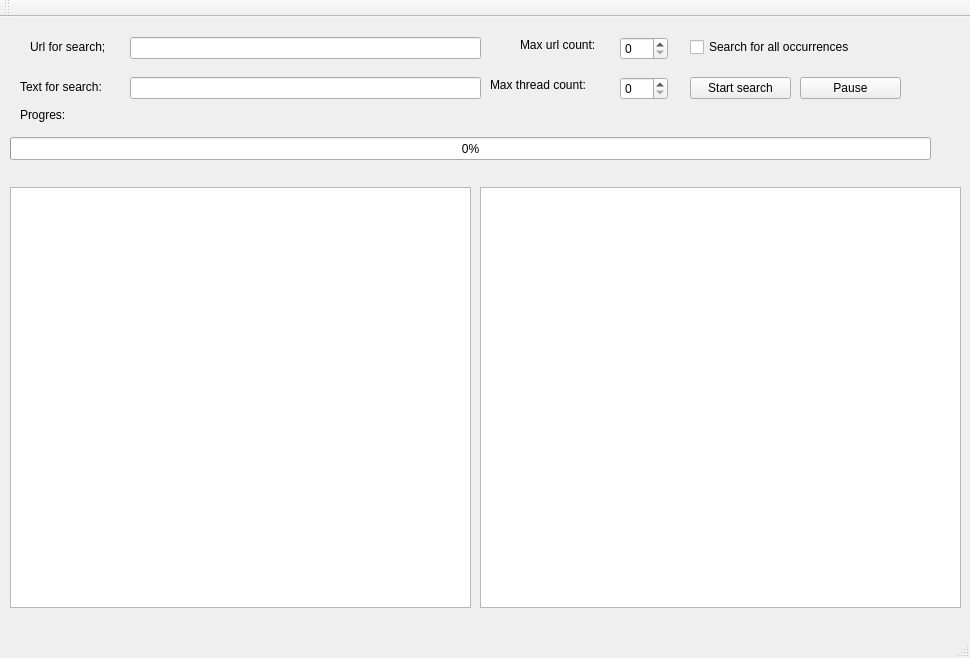
This is mainwindow.ui in Supremist/SiteSearcher as Qt 5 draws it before an edit. The edited form follows.
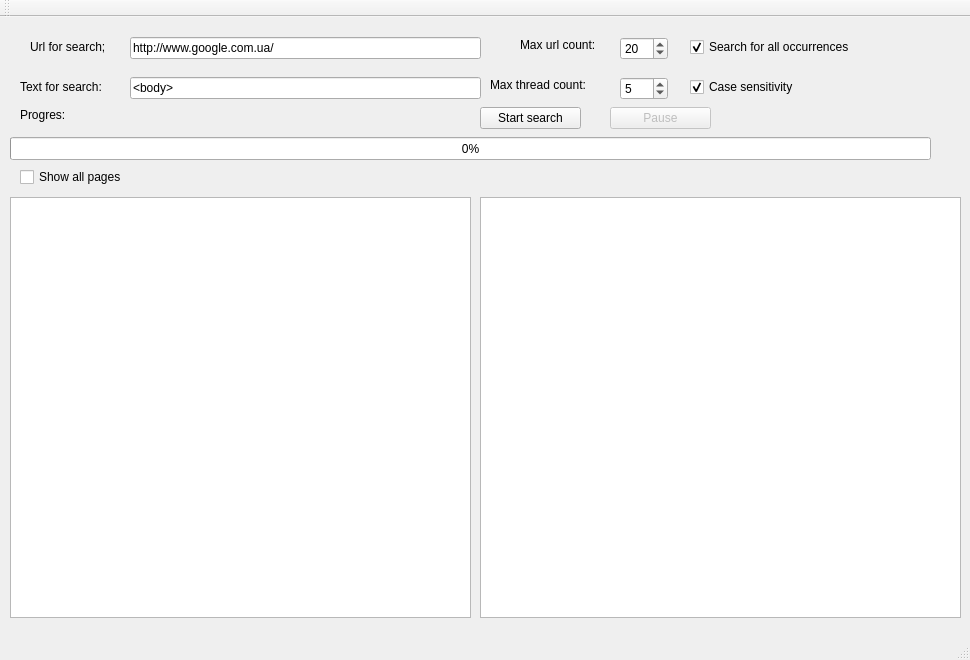
This is the edited form.

Patch:
```diff
--- a/mainwindow.ui
+++ b/mainwindow.ui
@@ -7,7 +7,7 @@
     <x>0</x>
     <y>0</y>
     <width>970</width>
-    <height>658</height>
+    <height>660</height>
    </rect>
   </property>
   <property name="windowTitle">
@@ -17,8 +17,8 @@
    <widget class="QPushButton" name="pushButton">
     <property name="geometry">
      <rect>
-      <x>690</x>
-      <y>60</y>
+      <x>480</x>
+      <y>90</y>
       <width>101</width>
       <height>22</height>
      </rect>
@@ -31,7 +31,7 @@
     <property name="geometry">
      <rect>
       <x>10</x>
-      <y>170</y>
+      <y>180</y>
       <width>461</width>
       <height>421</height>
      </rect>
@@ -41,7 +41,7 @@
     <property name="geometry">
      <rect>
       <x>480</x>
-      <y>170</y>
+      <y>180</y>
       <width>481</width>
       <height>421</height>
      </rect>
@@ -76,6 +76,9 @@
       <height>22</height>
      </rect>
     </property>
+    <property name="text">
+     <string>http://www.google.com.ua/</string>
+    </property>
    </widget>
    <widget class="QLabel" name="label_2">
     <property name="geometry">
@@ -99,6 +102,9 @@
       <height>22</height>
      </rect>
     </property>
+    <property name="text">
+     <string>&lt;body&gt;</string>
+    </property>
    </widget>
    <widget class="QLabel" name="label_3">
     <property name="geometry">
@@ -135,6 +141,9 @@
       <height>23</height>
      </rect>
     </property>
+    <property name="value">
+     <number>20</number>
+    </property>
    </widget>
    <widget class="QSpinBox" name="spinBox_2">
     <property name="geometry">
@@ -145,6 +154,9 @@
       <height>23</height>
      </rect>
     </property>
+    <property name="value">
+     <number>5</number>
+    </property>
    </widget>
    <widget class="QProgressBar" name="progressBar">
     <property name="geometry">
@@ -171,12 +183,18 @@
     <property name="text">
      <string>Search for all occurrences</string>
     </property>
+    <property name="checked">
+     <bool>true</bool>
+    </property>
    </widget>
    <widget class="QPushButton" name="pushButton_2">
+    <property name="enabled">
+     <bool>false</bool>
+    </property>
     <property name="geometry">
      <rect>
-      <x>800</x>
-      <y>60</y>
+      <x>610</x>
+      <y>90</y>
       <width>101</width>
       <height>22</height>
      </rect>
@@ -184,6 +202,12 @@
     <property name="text">
      <string>Pause</string>
     </property>
+    <property name="checkable">
+     <bool>false</bool>
+    </property>
+    <property name="checked">
+     <bool>false</bool>
+    </property>
    </widget>
    <widget class="QLabel" name="label_5">
     <property name="geometry">
@@ -198,6 +222,38 @@
      <string>Progres:</string>
     </property>
    </widget>
+   <widget class="QCheckBox" name="checkBox_2">
+    <property name="geometry">
+     <rect>
+      <x>690</x>
+      <y>60</y>
+      <width>191</width>
+      <height>20</height>
+     </rect>
+    </property>
+    <property name="text">
+     <string>Case sensitivity</string>
+    </property>
+    <property name="checked">
+     <bool>true</bool>
+    </property>
+   </widget>
+   <widget class="QCheckBox" name="checkBox_3">
+    <property name="geometry">
+     <rect>
+      <x>20</x>
+      <y>150</y>
+      <width>191</width>
+      <height>20</height>
+     </rect>
+    </property>
+    <property name="text">
+     <string>Show all pages</string>
+    </property>
+    <property name="checked">
+     <bool>false</bool>
+    </property>
+   </widget>
   </widget>
   <widget class="QMenuBar" name="menuBar">
    <property name="geometry">
```
Left out of the diff: 2 changed lines with no effect on the pictures.
